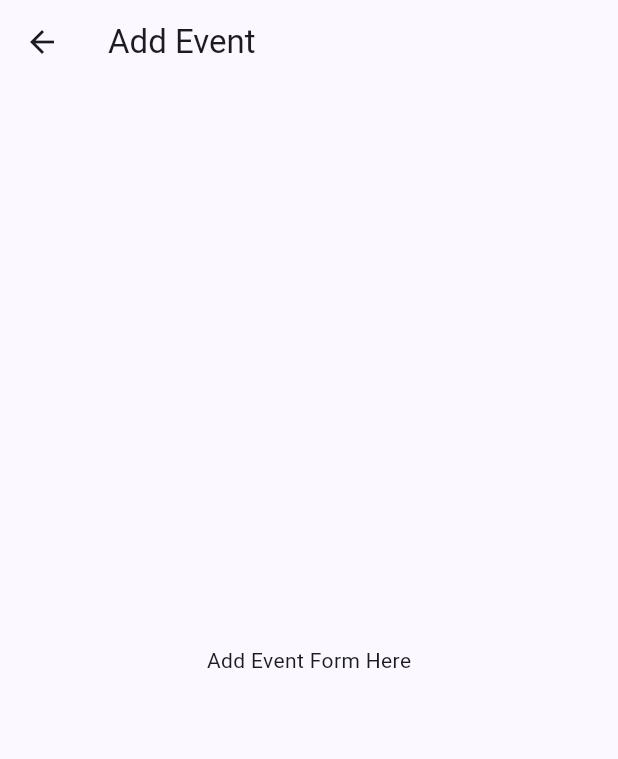
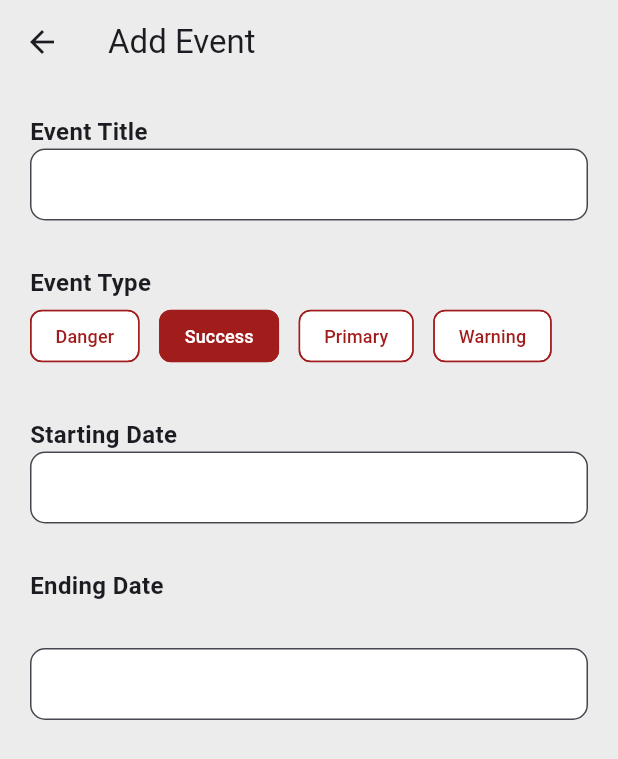
Before and after one commit to sharahmichelle/IRS-Mobile, a Flutter app: the AddEventScreen screen opened by its route, on a phone screen of 412 x 824 dp. Shown: the top 759 px of the screen. Run offline on Flutter 3.47's test engine with Material 3 defaults, Android fonts, the phone set to English and light mode, and no system bars; our stand-ins replace curved_navigation_bar, syncfusion_flutter_calendar, syncfusion_flutter_datagrid; accounts and stored records are empty; network calls fail.

Commit message:
feat: partial add event form

```diff
--- a/lib/screens/add_event_screen.dart
+++ b/lib/screens/add_event_screen.dart
@@ -8,17 +8,174 @@ class AddEventScreen extends StatefulWidget {
 }
 
 class _AddEventScreenState extends State<AddEventScreen> {
+  Color primaryColor = const Color.fromARGB(255, 161, 29, 28);
+  Color myGrey = Color(0xFFECECEC);
+  final _formKey = GlobalKey<FormState>();
+
+  String selected = "Success";
+  final List<String> filters = ["Danger", "Success", "Primary", "Warning"];
+
+  final ScrollController _scrollController = ScrollController();
+  final TextEditingController _titleController = TextEditingController();
+
+  @override
+  void dispose() {
+    _scrollController.dispose();
+    _titleController.dispose();
+    super.dispose();
+  }
+
   @override
   Widget build(BuildContext context) {
     return Scaffold(
-      appBar: AppBar(
-        title: const Text('Add Event'),
+      appBar: AppBar(title: const Text('Add Event'), backgroundColor: myGrey),
+      backgroundColor: myGrey,
+      body: SafeArea(
+        child: SingleChildScrollView(
+          padding: const EdgeInsets.all(20),
+          controller: _scrollController,
+          child: Form(
+            key: _formKey,
+            child: Column(
+              crossAxisAlignment: CrossAxisAlignment.start,
+              children: [
+                Text(
+                  "Event Title",
+                  style: const TextStyle(
+                    fontWeight: FontWeight.bold,
+                    fontSize: 16,
+                  ),
+                ),
+                TextFormField(
+                  controller: _titleController,
+                  style: const TextStyle(color: Colors.black),
+                  keyboardType: const TextInputType.numberWithOptions(),
+                  decoration: InputDecoration(
+                    contentPadding: const EdgeInsets.symmetric(
+                      horizontal: 12,
+                      vertical: 10,
+                    ),
+                    border: OutlineInputBorder(
+                      borderRadius: BorderRadius.circular(10),
+                    ),
+                    filled: true,
+                    fillColor: Colors.white,
+                    focusColor: primaryColor,
+                    hoverColor: primaryColor,
+                  ),
+                  validator: (val) {
+                    if (val == null || val.isEmpty) {
+                      return 'Title is required';
+                    }
+                    return null;
+                  },
+                ),
+                const SizedBox(height: 30),
+                Text(
+                  "Event Type",
+                  style: const TextStyle(
+                    fontWeight: FontWeight.bold,
+                    fontSize: 16,
+                  ),
+                ),
+                Row(
+                  children: [
+                    Wrap(
+                      spacing: 13.0,
+                      children: filters.map((filter) {
+                        return ChoiceChip(
+                          label: Text(filter),
+                          selected: selected == filter,
+                          selectedColor: primaryColor,
+                          labelStyle: TextStyle(
+                            fontSize: 12,
+                            color: selected == filter
+                                ? Colors.white
+                                : primaryColor,
+                          ),
+                          backgroundColor: Colors.white,
+                          side:  BorderSide(
+                            color: primaryColor,
+                          ),
+                          onSelected: (bool value) {
+                            setState(() {
+                              selected = filter;
+                            });
+                          },
+
+                          showCheckmark: false,
+                        );
+                      }).toList(),
+                    ),
+                  ],
+                ),
+                const SizedBox(height: 30),
+                Text(
+                  "Starting Date",
+                  style: const TextStyle(
+                    fontWeight: FontWeight.bold,
+                    fontSize: 16,
+                  ),
+                ),
+                TextFormField(
+                  style: const TextStyle(color: Colors.black),
+                  decoration: InputDecoration(
+                    contentPadding: const EdgeInsets.symmetric(
+                      horizontal: 12,
+                      vertical: 10,
+                    ),
+                    border: OutlineInputBorder(
+                      borderRadius: BorderRadius.circular(10),
+                    ),
+                    filled: true,
+                    fillColor: Colors.white,
+                    focusColor: primaryColor,
+                    hoverColor: primaryColor,
+                  ),
+                  validator: (val) {
+                    if (val == null || val.isEmpty) {
+                      return 'Starting date is required';
+                    }
+                    return null;
+                  },
+                ),
+                const SizedBox(height: 30),
+                Text(
+                  "Ending Date",
+                  style: const TextStyle(
+                    fontWeight: FontWeight.bold,
+                    fontSize: 16,
+                  ),
+                ),
+                const SizedBox(height: 30),
+                TextFormField(
+                  style: const TextStyle(color: Colors.black),
+                  decoration: InputDecoration(
+                    contentPadding: const EdgeInsets.symmetric(
+                      horizontal: 12,
+                      vertical: 10,
+                    ),
+                    border: OutlineInputBorder(
+                      borderRadius: BorderRadius.circular(10),
+                    ),
+                    filled: true,
+                    fillColor: Colors.white,
+                    focusColor: primaryColor,
+                    hoverColor: primaryColor,
+                  ),
+                  validator: (val) {
+                    if (val == null || val.isEmpty) {
+                      return 'Ending date is required';
+                    }
+                    return null;
+                  },
+                )
+
+              ],
+            ),
+          ),
+        ),
       ),
-      body: Form(child:
-        Center(
-          child: Text('Add Event Form Here'),
-        )
-      ,)
     );
   }
 }
```
